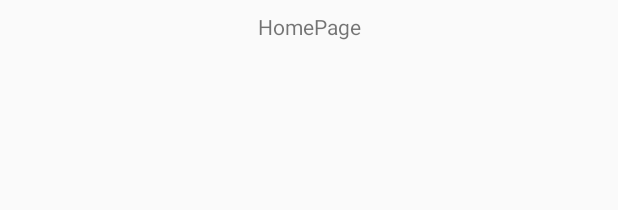
After one commit to QiangzhenZhu/EasyWol, an Android app: the layout homepage_fragment.xml on its own in the app's theme, with its tools: preview values and no code run, on a phone screen of 412 x 824 dp. The commit adds this screen. Shown: the top 210 px of the screen. Run offline under Robolectric (Android 15) with nearby library versions, the phone set to English and light mode, and no system bars.

```diff
--- a/app/src/main/AndroidManifest.xml
+++ b/app/src/main/AndroidManifest.xml
@@ -15,7 +15,7 @@
                 <category android:name="android.intent.category.LAUNCHER" />
             </intent-filter>
         </activity>
-        <activity android:name=".activity.HomeActivity"></activity>
+        <activity android:name=".activity.HomeActivity" android:launchMode="singleTask"></activity>
     </application>
 
 </manifest>
--- a/app/src/main/java/com/a10835/easywol/activity/SplashActivity.java
+++ b/app/src/main/java/com/a10835/easywol/activity/SplashActivity.java
@@ -16,5 +16,6 @@ public class SplashActivity extends AppCompatActivity {
         mContext = this;
         Intent intent = new Intent(mContext,HomeActivity.class);
         startActivity(intent);
+        finish();
     }
 }
--- /dev/null
+++ b/app/src/main/res/layout/homepage_fragment.xml
@@ -0,0 +1,20 @@
+<?xml version="1.0" encoding="utf-8"?>
+<android.support.constraint.ConstraintLayout
+    xmlns:android="http://schemas.android.com/apk/res/android"
+    xmlns:app="http://schemas.android.com/apk/res-auto"
+    xmlns:tools="http://schemas.android.com/tools"
+    android:layout_width="match_parent"
+    android:layout_height="match_parent">
+
+    <TextView
+        android:id="@+id/textView2"
+        android:layout_width="wrap_content"
+        android:layout_height="wrap_content"
+        android:layout_marginEnd="8dp"
+        android:layout_marginStart="8dp"
+        android:layout_marginTop="8dp"
+        android:text="HomePage"
+        app:layout_constraintEnd_toEndOf="parent"
+        app:layout_constraintStart_toStartOf="parent"
+        app:layout_constraintTop_toTopOf="parent" />
+</android.support.constraint.ConstraintLayout>
```
Also changed, not shown: app/src/main/java/com/a10835/easywol/activity/HomeActivity.java (+73 -0 lines), app/src/main/java/com/a10835/easywol/fragment/AddFragment.java (added, +34 -0 lines), app/src/main/java/com/a10835/easywol/fragment/HomeFragment.java (added, +32 -0 lines), app/src/main/java/com/a10835/easywol/fragment/MineFragment.java (added, +32 -0 lines), app/src/main/res/layout/activity_main.xml (+13 -0 lines), app/src/main/res/layout/add_fragment.xml (added, +20 -0 lines), app/src/main/res/layout/mine_fragment.xml (added, +20 -0 lines).
